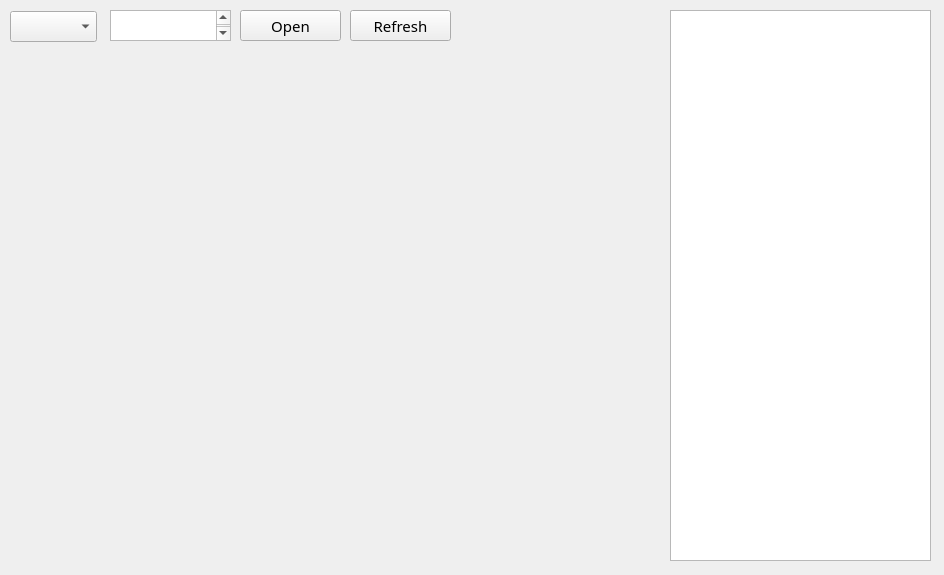
Old version of the form tools/mainwindow.ui in the repository ZhuYanzhen1/MM32_CLion.
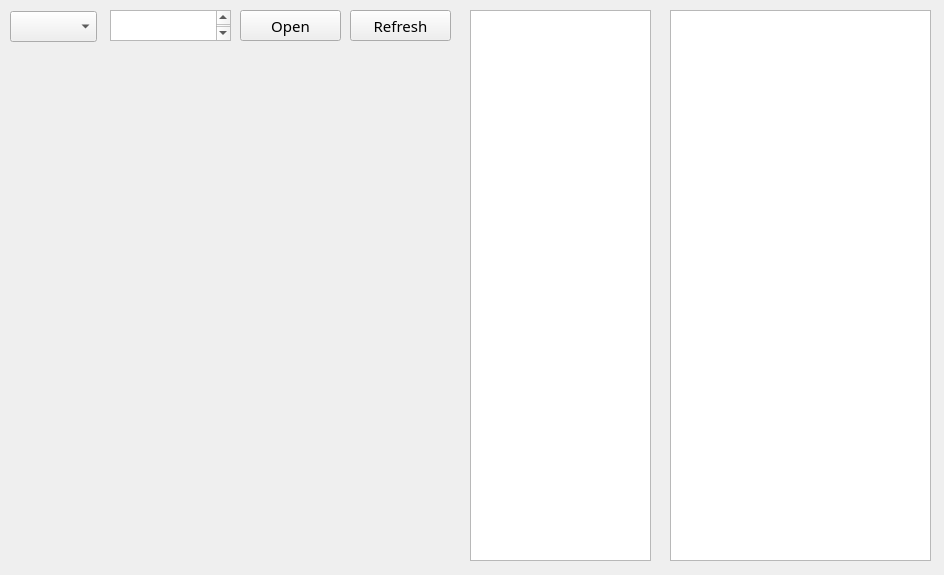
New version of the form.

Commit message: Add variables to display the control and control element initialization code.

```diff
--- a/tools/mainwindow.ui
+++ b/tools/mainwindow.ui
@@ -86,6 +86,28 @@
       <height>551</height>
      </rect>
     </property>
+    <property name="font">
+     <font>
+      <family>Microsoft YaHei UI</family>
+      <pointsize>9</pointsize>
+     </font>
+    </property>
+   </widget>
+   <widget class="QTableView" name="variable_list">
+    <property name="geometry">
+     <rect>
+      <x>470</x>
+      <y>10</y>
+      <width>181</width>
+      <height>551</height>
+     </rect>
+    </property>
+    <attribute name="horizontalHeaderDefaultSectionSize">
+     <number>30</number>
+    </attribute>
+    <attribute name="verticalHeaderVisible">
+     <bool>false</bool>
+    </attribute>
    </widget>
   </widget>
  </widget>
```
The commit also changes 2 other files.
